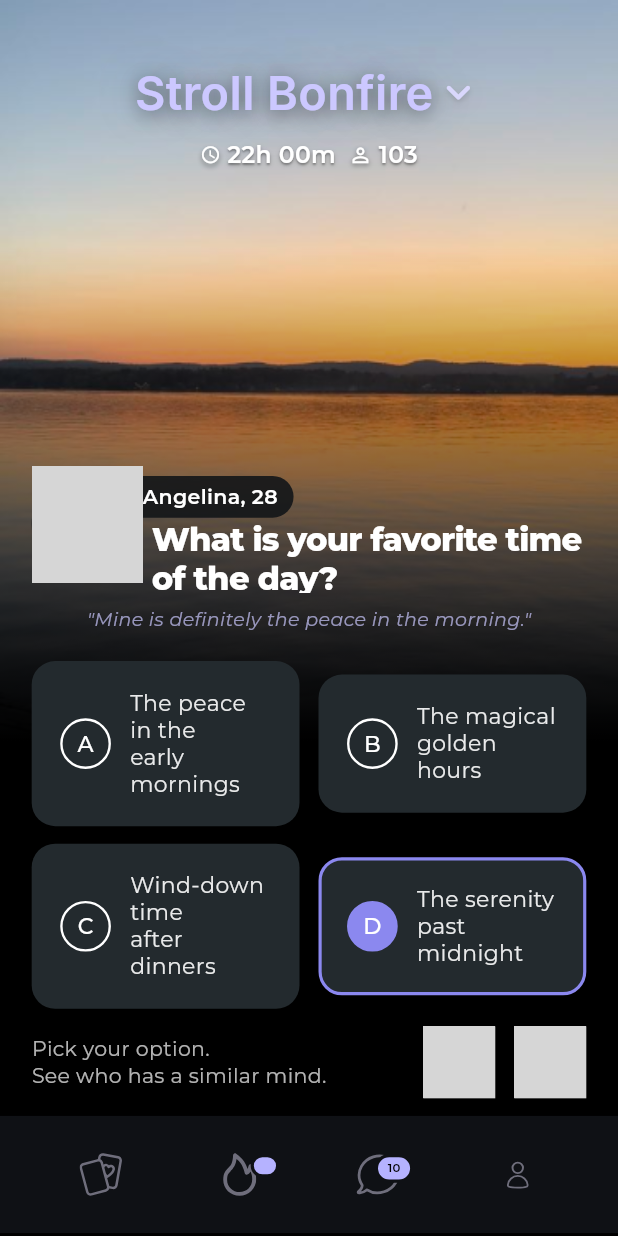
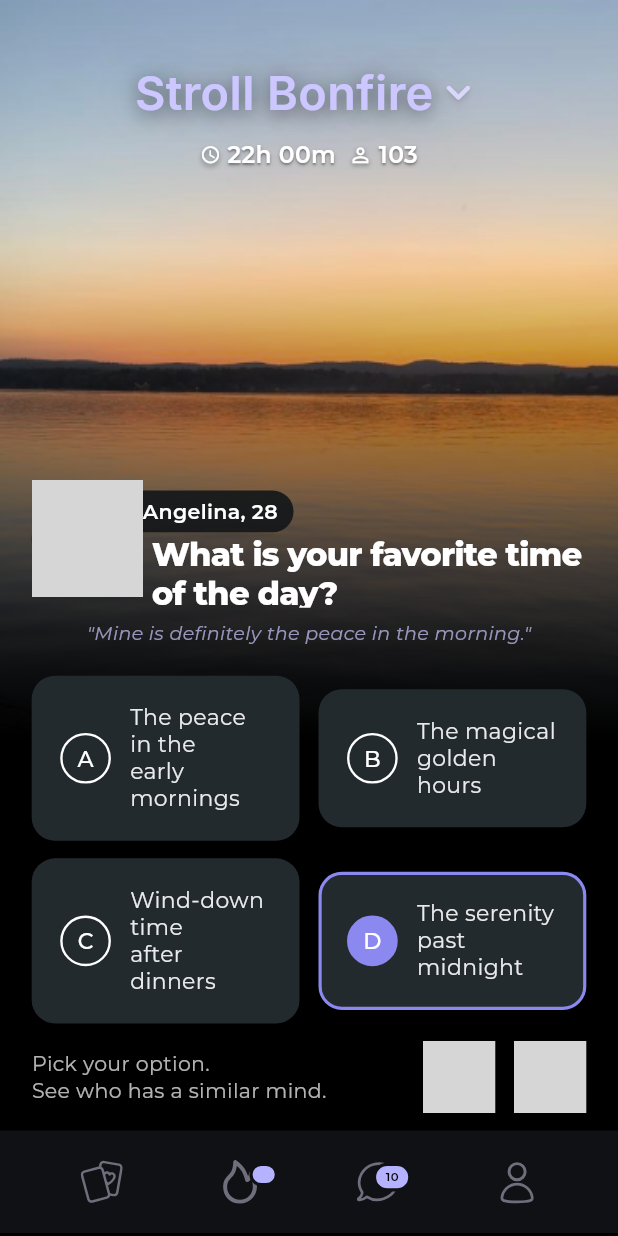
Before and after one commit to ikrishnag/bonfire-ui, a Flutter app: the screen it shows after launch, on a phone screen of 412 x 824 dp. Run offline on Flutter 3.47's test engine with Material 3 defaults, Android fonts, the phone set to English and light mode, and no system bars; our stand-ins replace flutter_screenutil, flutter_svg, google_fonts; statements that could not run were skipped; grey boxes are pictures that could not be loaded.

Commit message:
feat: adjust padding and icon size in CustomNavBar for improved layout

```diff
--- a/lib/presentation/widgets/bottom_navigation.dart
+++ b/lib/presentation/widgets/bottom_navigation.dart
@@ -9,7 +9,7 @@ class CustomNavBar extends StatelessWidget {
   @override
   Widget build(BuildContext context) {
     return Container(
-      padding: EdgeInsets.symmetric(vertical: 16.h),
+      padding: EdgeInsets.symmetric(vertical: 12.h),
       decoration: const BoxDecoration(
         color: Color.fromARGB(255, 15, 17, 21),
       ),
@@ -58,16 +58,14 @@ class _NavBarIcon extends StatelessWidget {
     return GestureDetector(
       onTap: onTap,
       child: SizedBox(
-        width: 48.w,
-        height: 48.h,
+        width: 46.w,
+        height: 46.h,
         child: Stack(
           alignment: Alignment.center,
           children: [
             // SVG Icon
             SvgPicture.asset(
               svgAsset,
-              width: 28.w,
-              height: 30.h,
             ),
             if (hasNotification)
               Positioned(
```
